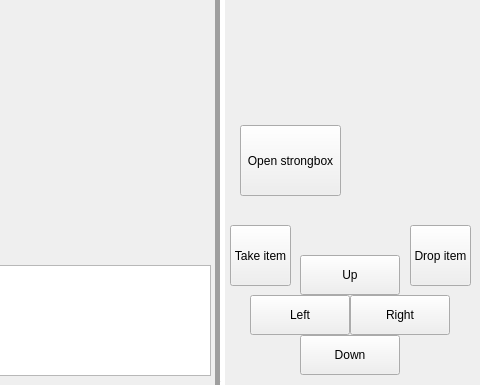
Before: the Qt Designer form Zork-Project/mainwindow.ui in Nathan-Btg/Zork-CS-4076, drawn with Qt 5; both pictures show x 320 to 800 and y 215 to 600 of the 800 by 600 pixel window.
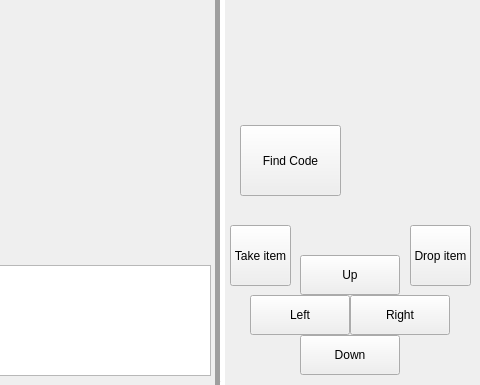
After: the same form once the commit is applied.

Patch:
```diff
--- a/Zork-Project/mainwindow.ui
+++ b/Zork-Project/mainwindow.ui
@@ -229,7 +229,7 @@
      </rect>
     </property>
     <property name="text">
-     <string>Open strongbox</string>
+     <string>Find Code</string>
     </property>
    </widget>
   </widget>
```
